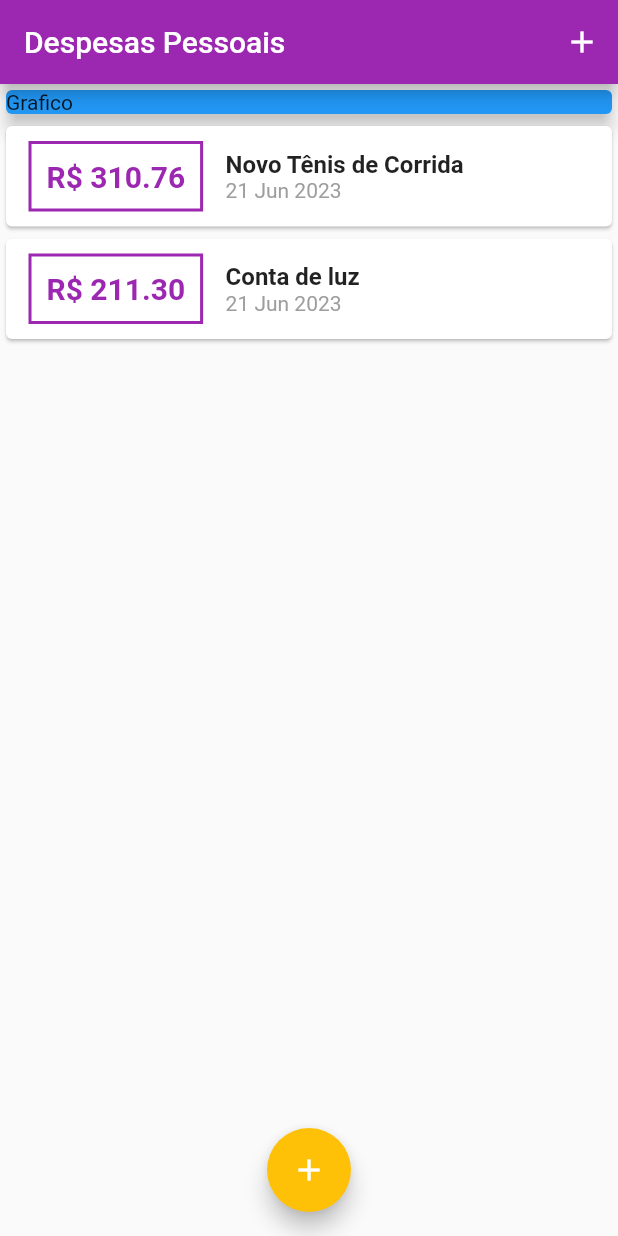
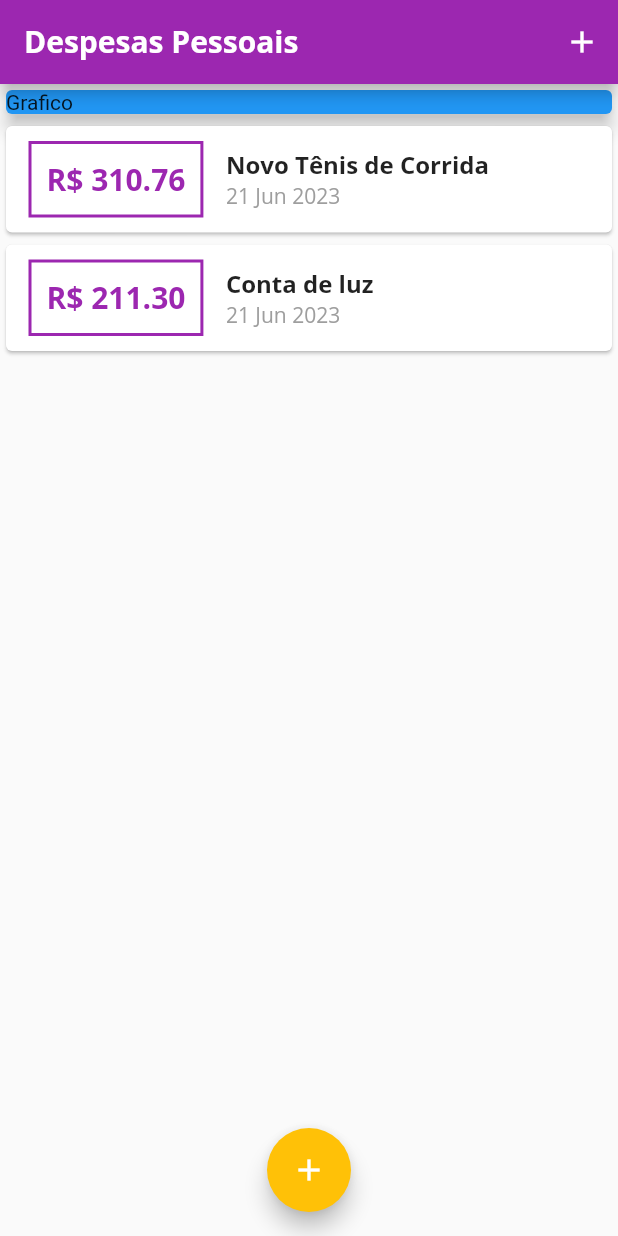
Before and after one commit to adejar12/flutter, a Flutter app: the screen it shows after launch, on a phone screen of 412 x 824 dp. Run offline on Flutter 3.47's test engine with Material 2 defaults, Android fonts, the phone set to English and light mode, and no system bars.

Commit message:
feat: adding font in the project

```diff
--- a/despesas/lib/components/transaction_list.dart
+++ b/despesas/lib/components/transaction_list.dart
@@ -17,7 +17,8 @@ class TransactionList extends StatelessWidget {
           return Card(
             child: Row(children: [
               Container(
-                margin: EdgeInsets.symmetric(horizontal: 15, vertical: 10),
+                margin:
+                    const EdgeInsets.symmetric(horizontal: 15, vertical: 10),
                 decoration: BoxDecoration(
                   border: Border.all(
                     color: Theme.of(context).colorScheme.primary,
@@ -28,6 +29,8 @@ class TransactionList extends StatelessWidget {
                 child: Text(
                   'R\$ ${tr.value.toStringAsFixed(2)}',
                   style: TextStyle(
+                    fontFamily:
+                        Theme.of(context).textTheme.titleMedium?.fontFamily,
                     fontWeight: FontWeight.bold,
                     fontSize: 20,
                     color: Theme.of(context).colorScheme.primary,
@@ -36,12 +39,16 @@ class TransactionList extends StatelessWidget {
               ),
               Column(crossAxisAlignment: CrossAxisAlignment.start, children: [
                 Text(tr.title,
-                    style: const TextStyle(
+                    style: TextStyle(
+                      fontFamily:
+                          Theme.of(context).textTheme.titleMedium?.fontFamily,
                       fontWeight: FontWeight.bold,
                       fontSize: 16,
                     )),
                 Text(DateFormat('d MMM y').format(tr.date),
-                    style: const TextStyle(
+                    style: TextStyle(
+                      fontFamily:
+                          Theme.of(context).textTheme.titleMedium?.fontFamily,
                       color: Colors.grey,
                     )),
               ]),
--- a/despesas/lib/main.dart
+++ b/despesas/lib/main.dart
@@ -17,6 +17,21 @@ class ExpensesApp extends StatelessWidget {
         colorScheme: tema.colorScheme.copyWith(
           primary: Colors.purple,
           secondary: Colors.amber,
+        ),
+        textTheme: tema.textTheme.copyWith(
+          titleMedium: const TextStyle(
+            fontFamily: 'OpenSans',
+            fontSize: 18,
+            fontWeight: FontWeight.bold,
+            color: Colors.black,
+          ),
+        ),
+        appBarTheme: const AppBarTheme(
+          titleTextStyle: TextStyle(
+            fontFamily: 'OpenSans',
+            fontSize: 20,
+            fontWeight: FontWeight.bold,
+          ),
         ),
       ),
     );
```
Also changed, not shown: despesas/pubspec.yaml (+11 -11 lines), despesas/assets/fonts/OpenSans-Bold.ttf (added), despesas/assets/fonts/OpenSans-Regular.ttf (added), despesas/assets/fonts/Quicksand-Bold.ttf (added), despesas/assets/fonts/Quicksand-Light.ttf (added), despesas/assets/fonts/Quicksand-Medium.ttf (added), despesas/assets/fonts/Quicksand-Regular.ttf (added).
